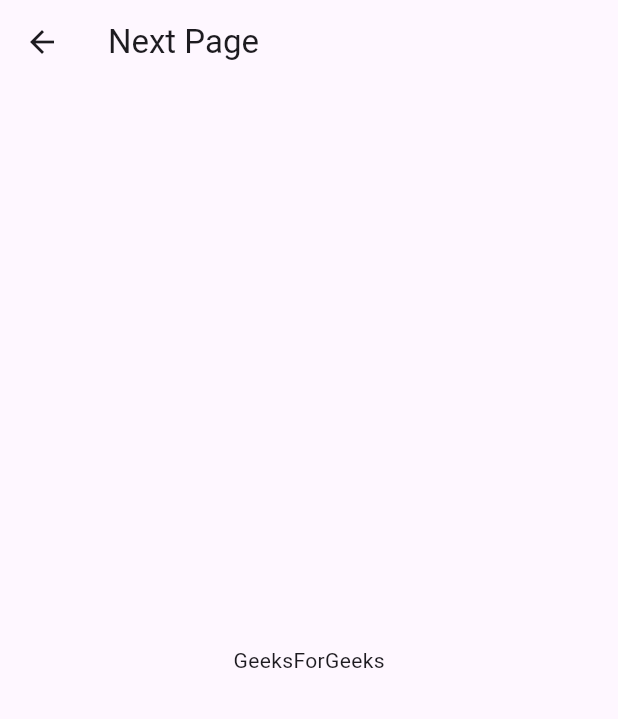
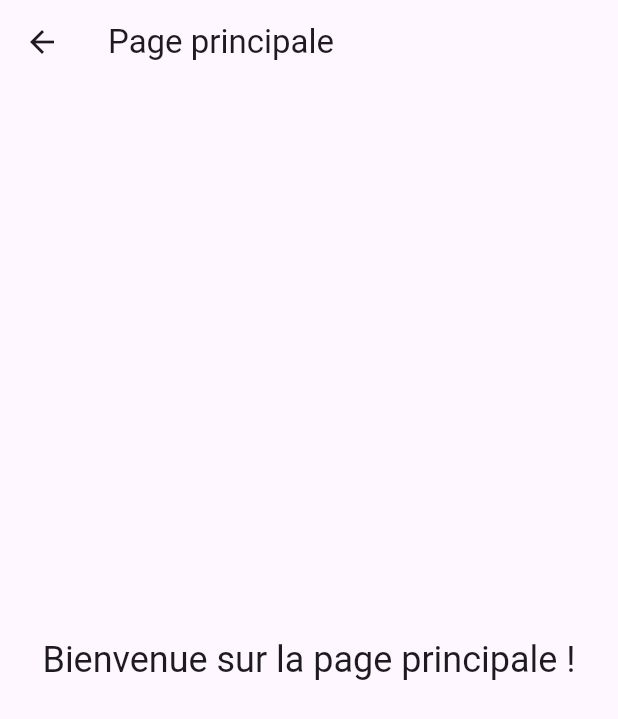
Before and after one commit to Team-SAE5A01/MOBILE_ClientPMR, a Flutter app: the screen it shows after launch, after a tap on "Se connecter", on a phone screen of 412 x 824 dp. Shown: the top 719 px of the screen. Run offline on Flutter 3.47's test engine with Material 3 defaults, Android fonts, the phone set to English and light mode, and no system bars.

Commit message:
new version structure dossier mobile 29/01

```diff
--- a/lib/Page_Test/Page_principal_test.dart
+++ /dev/null
@@ -1,16 +0,0 @@
-import 'package:flutter/material.dart';
-
-class Main_Page extends StatelessWidget {
-
-  const Main_Page({super.key});
-
-  @override
-  Widget build(BuildContext context) {
-    return Scaffold(
-      appBar: AppBar(title: Text('Next Page'),),
-      body: Center(
-        child: Text('GeeksForGeeks'),
-      ),
-    );
-  }
-}
--- a/lib/Login/Login_PMR.dart
+++ b/lib/features/auth/Login_PMR.dart
@@ -1,7 +1,8 @@
 import 'package:flutter/material.dart';
-import '../Page_Test/Page_principal_test.dart';
+import 'package:mobilite_pmr/features/utilisateur/Page_principal_test.dart';
+
 class LoginPMR extends StatelessWidget {
-  const LoginPMR({Key? key}) : super(key: key);
+  const LoginPMR({super.key});
 
   @override
   Widget build(BuildContext context) {
@@ -21,31 +22,30 @@ class LoginPMR extends StatelessWidget {
               fit: BoxFit.cover,
             ),
           ),
-          // Texte de bienvenue
+          // Welcome Text
           const Text(
             'Bienvenue',
             style: TextStyle(
               fontSize: 35,
-              color: Color.fromARGB(255, 255, 255, 255),
+              color: Colors.white,
               fontWeight: FontWeight.bold,
               decoration: TextDecoration.underline,
               decorationColor: Colors.white,
             ),
           ),
-          // Formulaire
+          // Form
           Form(
             child: Column(
               children: [
-                // Champ de saisie pour le nom d'utilisateur
                 SizedBox(height: MediaQuery.of(context).size.width * 0.2),
+                // Username Input
                 Padding(
                   padding: EdgeInsets.symmetric(
-                      horizontal: MediaQuery.of(context).size.width * 0.05),
+                    horizontal: MediaQuery.of(context).size.width * 0.05,
+                  ),
                   child: TextFormField(
                     keyboardType: TextInputType.name,
-                    style: const TextStyle(
-                      color: Colors.white,
-                    ),
+                    style: const TextStyle(color: Colors.white),
                     decoration: const InputDecoration(
                       hintText: "Nom d'utilisateur",
                       hintStyle: TextStyle(fontSize: 20, color: Colors.white),
@@ -58,7 +58,7 @@ class LoginPMR extends StatelessWidget {
                       prefixIcon: Icon(Icons.man),
                     ),
                     onChanged: (String value) {
-                      // Action lors de la saisie
+                      // Action when text changes
                     },
                     validator: (value) {
                       return value!.isEmpty
@@ -68,15 +68,13 @@ class LoginPMR extends StatelessWidget {
                   ),
                 ),
                 SizedBox(height: MediaQuery.of(context).size.width * 0.1),
-
-                // Champ de saisie pour le mot de passe
+                // Password Input
                 Padding(
                   padding: EdgeInsets.symmetric(
-                      horizontal: MediaQuery.of(context).size.width * 0.05),
+                    horizontal: MediaQuery.of(context).size.width * 0.05,
+                  ),
                   child: TextFormField(
-                    style: const TextStyle(
-                      color: Colors.white,
-                    ),
+                    style: const TextStyle(color: Colors.white),
                     keyboardType: TextInputType.visiblePassword,
                     decoration: const InputDecoration(
                       hintText: "Mot de passe",
@@ -90,21 +88,19 @@ class LoginPMR extends StatelessWidget {
                       prefixIcon: Icon(Icons.password),
                     ),
                     onChanged: (String value) {
-                      // Action lors de la saisie
+                      // Action when text changes
                     },
                     validator: (value) {
-                      return value!.isEmpty
-                          ? "Entrez votre mot de passe"
-                          : null;
+                      return value!.isEmpty ? "Entrez votre mot de passe" : null;
                     },
                   ),
                 ),
                 SizedBox(height: MediaQuery.of(context).size.width * 0.1),
-
-                // Bouton 'se connecter'
+                // Login Button
                 Padding(
                   padding: EdgeInsets.symmetric(
-                      horizontal: MediaQuery.of(context).size.width * 0.05),
+                    horizontal: MediaQuery.of(context).size.width * 0.05,
+                  ),
                   child: DecoratedBox(
                     decoration: BoxDecoration(
                       shape: BoxShape.rectangle,
@@ -114,15 +110,15 @@ class LoginPMR extends StatelessWidget {
                     child: MaterialButton(
                       minWidth: double.infinity,
                       onPressed: () {
-
                         Navigator.push(
                           context,
                           MaterialPageRoute(
-                            builder: (context) => Main_Page()));
-
+                            builder: (context) => const Main_Page(),
+                          ),
+                        );
                       },
+                      textColor: Colors.black,
                       child: const Text('Se connecter'),
-                      textColor: Colors.black,
                     ),
                   ),
                 ),
--- /dev/null
+++ b/lib/features/utilisateur/Page_principal_test.dart
@@ -0,0 +1,20 @@
+import 'package:flutter/material.dart';
+
+class Main_Page extends StatelessWidget {
+  const Main_Page({super.key});
+
+  @override
+  Widget build(BuildContext context) {
+    return Scaffold(
+      appBar: AppBar(
+        title: const Text('Page principale'),
+      ),
+      body: Center(
+        child: Text(
+          'Bienvenue sur la page principale !',
+          style: Theme.of(context).textTheme.headlineSmall,
+        ),
+      ),
+    );
+  }
+}
--- a/lib/main.dart
+++ b/lib/main.dart
@@ -1,5 +1,5 @@
 import 'package:flutter/material.dart';
-import 'Login/Login_PMR.dart';
+import 'features/auth/Login_PMR.dart';
 
 void main() {
   runApp(const MyApp());
@@ -7,11 +7,11 @@
 
 // Classe principale de l'application
 class MyApp extends StatelessWidget {
-  const MyApp({Key? key}) : super(key: key);
+  const MyApp({super.key});
 
   @override
   Widget build(BuildContext context) {
-    return MaterialApp(
+    return const MaterialApp(
       home:  LoginPMR(), // Utilisation du widget LoginPMR
     );
   }
--- a/pubspec.yaml
+++ b/pubspec.yaml
@@ -59,7 +59,7 @@ flutter:
   # the material Icons class.
   uses-material-design: true
   assets:
-  - Assets/Images/Logo/Logo_PMR.png
+  - lib\assets\images\Logo_PMR.png
 
   # To add assets to your application, add an assets section, like this:
   # assets:
```
Also changed, not shown: Assets/Images/Logo/Logo_PMR.png (deleted), lib/assets/images/Logo_PMR.png (added), lib/features/agent/gestion_trajets_page.dart (added), lib/features/agent/home_agent_page.dart (added), lib/features/auth/login_agent_page.dart (added), lib/features/auth/login_user_page.dart (added), lib/features/auth/signup_page.dart (added), lib/features/utilisateur/home_user_page.dart (added), lib/features/utilisateur/reservation_page.dart (added), lib/features/utilisateur/trajets_page.dart (added), lib/shared/custom_button.dart (added), lib/shared/header_widget.dart (added), 4 other files.
